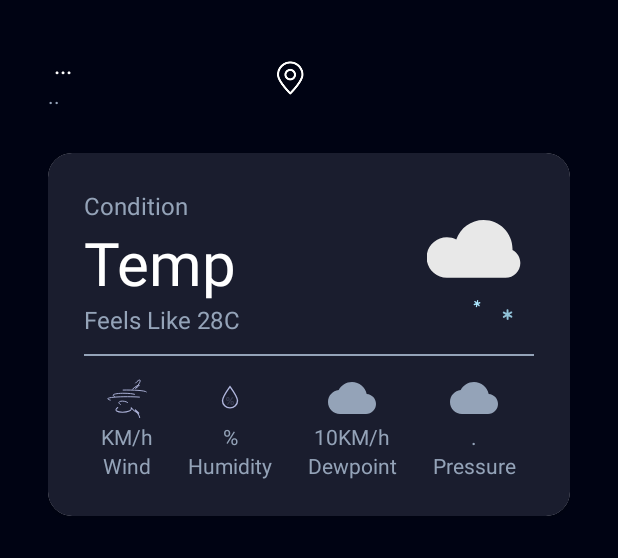
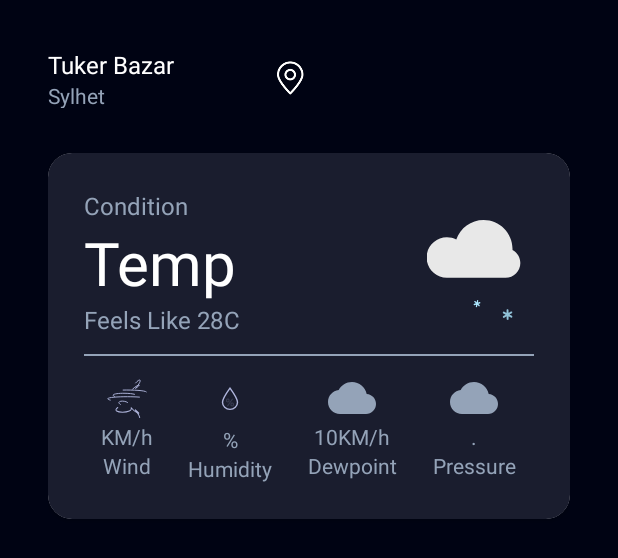
Before and after one commit to nazmul11011/WeatherApp, an Android app: the layout activity_main.xml on its own in the app's theme, with its tools: preview values and no code run, on a phone screen of 412 x 824 dp. Shown: the top 558 px of the screen. Run offline under Robolectric (Android 15) with nearby library versions, the phone set to English and light mode, and no system bars.

Commit message:
GPS Added

```diff
--- a/app/src/main/res/layout/activity_main.xml
+++ b/app/src/main/res/layout/activity_main.xml
@@ -31,7 +31,7 @@
                 android:layout_width="174dp"
                 android:layout_height="wrap_content"
                 android:gravity="start"
-                android:text=" ... "
+                android:text="Tuker Bazar"
                 android:textColor="@color/white"
                 android:textSize="16sp" />
 
@@ -40,7 +40,7 @@
                 android:layout_width="174dp"
                 android:layout_height="wrap_content"
                 android:gravity="start"
-                android:text=".."
+                android:text="Sylhet"
                 android:textColor="@color/paragraphTextSecondary"
                 android:textSize="14sp" />
         </LinearLayout>
@@ -151,11 +151,11 @@
 
                 <com.airbnb.lottie.LottieAnimationView
                     android:layout_width="32dp"
-                    android:layout_height="32dp"
-                    app:lottie_rawRes="@raw/humidity"
+                    android:layout_height="34dp"
+                    android:layout_gravity="center_horizontal"
                     app:lottie_autoPlay="true"
                     app:lottie_loop="true"
-                    android:layout_gravity="center_horizontal"/>
+                    app:lottie_rawRes="@raw/humidity" />
                 <TextView
                     android:id="@+id/tv_relativehumidity"
                     android:layout_width="wrap_content"
```
Also changed, not shown: app/src/main/java/com/example/weatherapp/MainActivity.java (+82 -47 lines).
